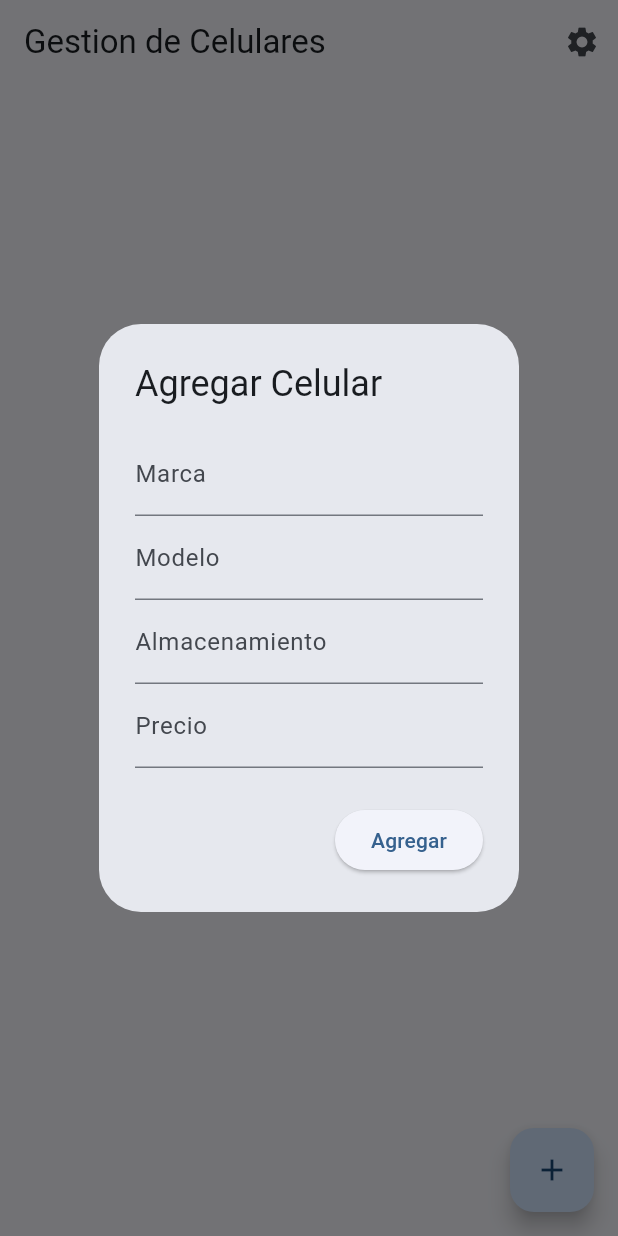
After one commit to Angel453-jpg/flutter-crud, a Flutter app: the screen it shows after launch, after a tap on the "add" icon, on a phone screen of 412 x 824 dp. The commit adds this screen. Run offline on Flutter 3.47's test engine with Material 3 defaults, Android fonts, the phone set to English and light mode, and no system bars; our stand-ins replace cloud_firestore, firebase_core, shared_preferences; accounts and stored records are empty.

Commit message:
Se agrega modo oscuro a la aplicación

```diff
--- /dev/null
+++ b/lib/dialogs/add_cellphone_dialog.dart
@@ -0,0 +1,44 @@
+import 'package:flutter/material.dart';
+
+class AddCellphoneDialog extends StatelessWidget {
+  final TextEditingController brandController;
+  final TextEditingController modelController;
+  final TextEditingController storageController;
+  final TextEditingController priceController;
+  final VoidCallback onConfirm;
+
+  const AddCellphoneDialog({
+    super.key,
+    required this.brandController,
+    required this.modelController,
+    required this.storageController,
+    required this.priceController,
+    required this.onConfirm,
+  });
+
+  @override
+  Widget build(BuildContext context) {
+    return AlertDialog(
+      title: const Text('Agregar Celular'),
+      content: Column(
+        mainAxisSize: MainAxisSize.min,
+        children: [
+          TextField(controller: brandController, decoration: const InputDecoration(labelText: 'Marca')),
+          TextField(controller: modelController, decoration: const InputDecoration(labelText: 'Modelo')),
+          TextField(controller: storageController, decoration: const InputDecoration(labelText: 'Almacenamiento')),
+          TextField(
+            controller: priceController,
+            decoration: const InputDecoration(labelText: 'Precio'),
+            keyboardType: TextInputType.number,
+          ),
+        ],
+      ),
+      actions: [
+        ElevatedButton(
+          onPressed: onConfirm,
+          child: const Text("Agregar"),
+        ),
+      ],
+    );
+  }
+}
--- a/lib/main.dart
+++ b/lib/main.dart
@@ -1,12 +1,20 @@
 import 'package:firebase_core/firebase_core.dart';
 import 'package:flutter/material.dart';
 import 'package:flutter_crud/firebase_options.dart';
-import 'package:flutter_crud/my_home_page.dart';
+import 'package:flutter_crud/providers/theme_provider.dart';
+import 'package:flutter_crud/screens/my_home_page.dart';
+import 'package:provider/provider.dart';
 
 void main() async {
   WidgetsFlutterBinding.ensureInitialized();
   await Firebase.initializeApp(options: DefaultFirebaseOptions.currentPlatform);
-  runApp(const MyApp());
+
+  runApp(
+    ChangeNotifierProvider(
+      create: (_) => ThemeProvider(),
+      child: const MyApp(),
+    ),
+  );
 }
 
 class MyApp extends StatelessWidget {
@@ -14,12 +22,17 @@ class MyApp extends StatelessWidget {
 
   @override
   Widget build(BuildContext context) {
+    final themeProvider = Provider.of<ThemeProvider>(context);
+
     return MaterialApp(
+      title: "Flutter CRUD celulares",
       debugShowCheckedModeBanner: false,
-      title: "Flutter CRUD celulares",
+      themeMode: themeProvider.themeMode,
       theme: ThemeData(
+        brightness: Brightness.light,
         colorScheme: ColorScheme.fromSeed(seedColor: Colors.blue),
       ),
+      darkTheme: ThemeData.dark(),
       home: const MyHomePage(title: 'Gestion de Celulares'),
     );
   }
--- /dev/null
+++ b/lib/providers/theme_provider.dart
@@ -0,0 +1,36 @@
+import 'package:flutter/material.dart';
+import 'package:shared_preferences/shared_preferences.dart';
+
+class ThemeProvider extends ChangeNotifier {
+  ThemeMode _themeMode = ThemeMode.system;
+
+  ThemeMode get themeMode => _themeMode;
+
+  bool get isDarkMode => _themeMode == ThemeMode.dark;
+
+  ThemeProvider() {
+    _loadTheme();
+  }
+
+  Future<void> setThemeMode(ThemeMode mode) async {
+    _themeMode = mode;
+    final prefs = await SharedPreferences.getInstance();
+    await prefs.setString('theme', mode.name);
+    notifyListeners();
+  }
+
+  Future<void> _loadTheme() async {
+    final prefs = await SharedPreferences.getInstance();
+    final themeStr = prefs.getString('theme');
+
+    if (themeStr == null || themeStr == 'system') {
+      _themeMode = ThemeMode.system;
+    } else if (themeStr == 'dark') {
+      _themeMode = ThemeMode.dark;
+    } else {
+      _themeMode = ThemeMode.light;
+    }
+
+    notifyListeners();
+  }
+}
--- /dev/null
+++ b/lib/screens/my_home_page.dart
@@ -0,0 +1,62 @@
+import 'package:flutter/material.dart';
+import 'package:flutter_crud/dialogs/add_cellphone_dialog.dart';
+import 'package:flutter_crud/services/firestore_service.dart';
+import 'package:flutter_crud/widgets/custom_app_bar.dart';
+
+class MyHomePage extends StatefulWidget {
+  const MyHomePage({super.key, required this.title});
+
+  final String title;
+
+  @override
+  State<MyHomePage> createState() => _MyHomePageState();
+}
+
+class _MyHomePageState extends State<MyHomePage> {
+  final FirestoreService dbService = FirestoreService();
+
+  final TextEditingController brandController = TextEditingController();
+  final TextEditingController modelController = TextEditingController();
+  final TextEditingController storageController = TextEditingController();
+  final TextEditingController priceController = TextEditingController();
+
+  void showCellphoneDialog() {
+    showDialog(
+      context: context,
+      builder: (context) => AddCellphoneDialog(
+        brandController: brandController,
+        modelController: modelController,
+        storageController: storageController,
+        priceController: priceController,
+        onConfirm: () {
+          final double? price = double.tryParse(priceController.text);
+          if (price != null) {
+            dbService.addCellphone(
+              brandController.text,
+              modelController.text,
+              storageController.text,
+              price,
+            );
+            brandController.clear();
+            modelController.clear();
+            storageController.clear();
+            priceController.clear();
+            Navigator.of(context).pop();
+          }
+        },
+      ),
+    );
+  }
+
+  @override
+  Widget build(BuildContext context) {
+    return Scaffold(
+      appBar: CustomAppBar(title: widget.title),
+      floatingActionButton: FloatingActionButton(
+        onPressed: showCellphoneDialog,
+        child: const Icon(Icons.add),
+      ),
+      body: const Center(child: Text("Aquí ira la lista de celulares")),
+    );
+  }
+}
--- /dev/null
+++ b/lib/widgets/custom_app_bar.dart
@@ -0,0 +1,73 @@
+import 'package:flutter/material.dart';
+import 'package:flutter_crud/providers/theme_provider.dart';
+import 'package:provider/provider.dart';
+
+class CustomAppBar extends StatelessWidget implements PreferredSizeWidget {
+  final String title;
+
+  const CustomAppBar({super.key, required this.title});
+
+  @override
+  Size get preferredSize => const Size.fromHeight(kToolbarHeight);
+
+  @override
+  Widget build(BuildContext context) {
+    return AppBar(
+      title: Text(title),
+      actions: [
+        PopupMenuButton<String>(
+          icon: const Icon(Icons.settings),
+          onSelected: (value) {
+            final themeProvider = Provider.of<ThemeProvider>(
+              context,
+              listen: false,
+            );
+            String mensaje = '';
+
+            if (value == 'light') {
+              themeProvider.setThemeMode(ThemeMode.light);
+              mensaje = '🌞 Modo claro activado';
+            } else if (value == 'dark') {
+              themeProvider.setThemeMode(ThemeMode.dark);
+              mensaje = '🌙 Modo oscuro activado';
+            } else if (value == 'system') {
+              themeProvider.setThemeMode(ThemeMode.system);
+              mensaje = '🖥️ Modo predeterminado por el sistema activado';
+            }
+
+            ScaffoldMessenger.of(context).showSnackBar(
+              SnackBar(
+                content: Text(mensaje),
+                duration: const Duration(seconds: 2),
+                behavior: SnackBarBehavior.floating,
+              ),
+            );
+          },
+          itemBuilder: (context) => [
+            const PopupMenuItem(
+              value: 'light',
+              child: ListTile(
+                leading: Icon(Icons.light_mode),
+                title: Text("Modo Claro"),
+              ),
+            ),
+            const PopupMenuItem(
+              value: 'dark',
+              child: ListTile(
+                leading: Icon(Icons.dark_mode),
+                title: Text("Modo Oscuro"),
+              ),
+            ),
+            const PopupMenuItem(
+              value: 'system',
+              child: ListTile(
+                leading: Icon(Icons.settings_suggest_outlined),
+                title: Text("Predeterminado por el sistema"),
+              ),
+            ),
+          ],
+        ),
+      ],
+    );
+  }
+}
--- a/pubspec.yaml
+++ b/pubspec.yaml
@@ -36,6 +36,8 @@ dependencies:
   cupertino_icons: ^1.0.8
   firebase_core: ^3.15.1
   cloud_firestore: ^5.6.11
+  provider: ^6.1.5
+  shared_preferences: ^2.5.3
 
 dev_dependencies:
   flutter_test:
```
Also changed, not shown: lib/my_home_page.dart (deleted, +0 -84 lines), lib/services/firestore_service.dart (renamed from lib/firestore_service.dart), pubspec.lock, 1 other file.
